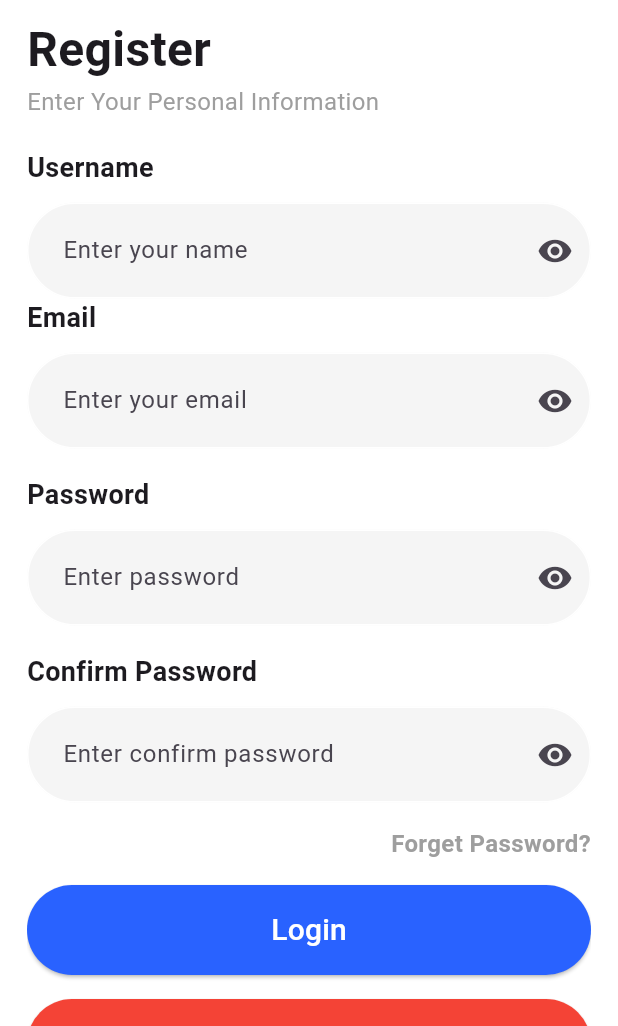
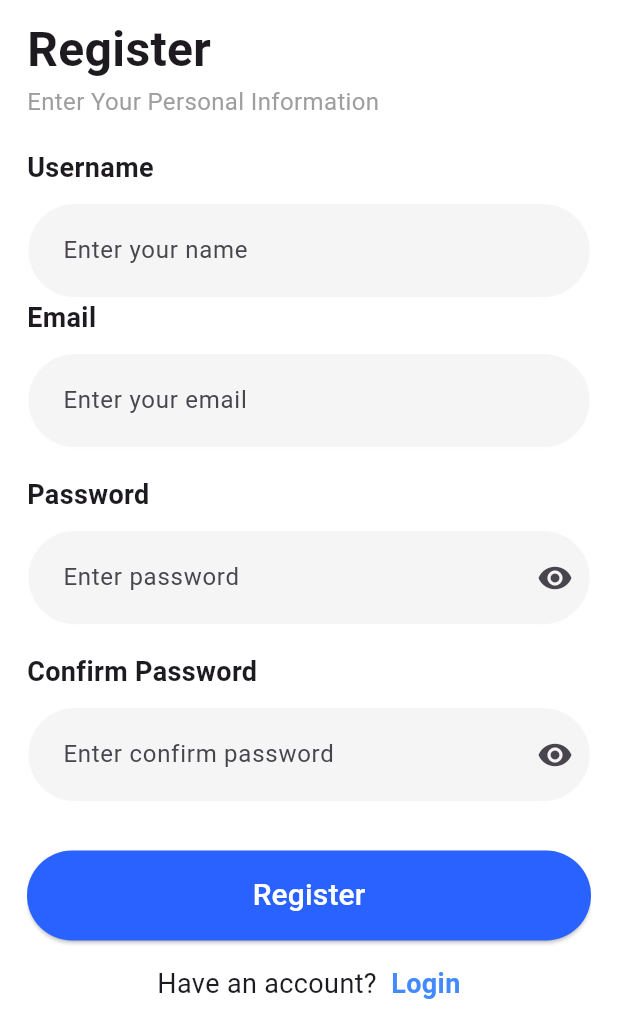
Before and after one commit to MoAbdullahConQ/auth, a Flutter app: the screen it shows after launch, after a tap on an icon or button, on a phone screen of 412 x 824 dp, the part 210-1236 px from its top. Run offline on Flutter 3.47's test engine with Material 3 defaults, Android fonts, the light colour scheme and no system bars; our stand-ins replace firebase_core; accounts and stored records are empty.

Commit message:
refacoting register and textform field

```diff
--- a/lib/auth/login.dart
+++ b/lib/auth/login.dart
@@ -40,7 +40,11 @@ class _LoginState extends State<Login> {
             const Text('Password',
                 style: TextStyle(fontSize: 18, fontWeight: FontWeight.bold)),
             const SizedBox(height: 10),
-            CustomTextform(hint: 'Enter password', myController: pass),
+            CustomTextform(
+              hint: 'Enter password',
+              myController: pass,
+              passVisability: true,
+            ),
             const SizedBox(height: 16),
             const SizedBox(
               width: double.infinity,
--- a/lib/auth/register.dart
+++ b/lib/auth/register.dart
@@ -44,60 +44,39 @@ class _RegisterState extends State<Register> {
             const Text('Password',
                 style: TextStyle(fontSize: 18, fontWeight: FontWeight.bold)),
             const SizedBox(height: 10),
-            CustomTextform(hint: 'Enter password', myController: pass),
+            CustomTextform(
+              hint: 'Enter password',
+              myController: pass,
+              passVisability: true,
+            ),
             const SizedBox(height: 18),
             const Text('Confirm Password',
                 style: TextStyle(fontSize: 18, fontWeight: FontWeight.bold)),
             const SizedBox(height: 10),
-            CustomTextform(hint: 'Enter confirm password', myController: pass),
-            const SizedBox(height: 16),
-            const SizedBox(
-              width: double.infinity,
-              child: Text('Forget Password?',
-                  textAlign: TextAlign.end,
-                  style: TextStyle(
-                      color: Colors.grey,
-                      fontSize: 16,
-                      fontWeight: FontWeight.bold)),
+            CustomTextform(
+              hint: 'Enter confirm password',
+              myController: pass,
+              passVisability: true,
             ),
             const SizedBox(height: 16),
+            const SizedBox(height: 16),
             CustomButtonAuth(
-              text: 'Login',
+              text: 'Register',
               onPressed: () {},
             ),
             const SizedBox(height: 16),
-            ElevatedButton(
-              onPressed: () {},
-              style: ElevatedButton.styleFrom(
-                  minimumSize: const Size(double.infinity, 60),
-                  backgroundColor: Colors.red.shade500),
-              child: Row(
-                mainAxisAlignment: MainAxisAlignment.center,
-                children: [
-                  const Text(
-                    'Or Login With',
-                    style: TextStyle(color: Colors.white, fontSize: 20),
-                    textAlign: TextAlign.center,
-                  ),
-                  const SizedBox(width: 10),
-                  Image.asset(
-                    'assets/google.png',
-                    color: Colors.black,
-                  )
-                ],
-              ),
-            ),
-            const SizedBox(height: 16),
             InkWell(
-              onTap: () {},
+              onTap: () {
+                Navigator.of(context).pushNamed('login');
+              },
               child: const Text.rich(
                 textAlign: TextAlign.center,
                 TextSpan(children: [
                   TextSpan(
-                      text: 'Don\'t have an account?',
+                      text: 'Have an account?',
                       style: TextStyle(fontSize: 18)),
                   TextSpan(
-                      text: '  Register',
+                      text: '  Login',
                       style: TextStyle(
                           fontSize: 18,
                           color: Colors.blueAccent,
--- a/lib/components/textformfield.dart
+++ b/lib/components/textformfield.dart
@@ -2,10 +2,12 @@ import 'package:flutter/material.dart';
 
 class CustomTextform extends StatelessWidget {
   const CustomTextform(
-      {super.key, required this.hint, required this.myController});
+      {super.key, required this.hint, required this.myController,  this.passVisability});
 
   final String hint;
   final TextEditingController myController;
+
+  final bool? passVisability ;
 
   @override
   Widget build(BuildContext context) {
@@ -13,7 +15,7 @@ class CustomTextform extends StatelessWidget {
       controller: myController,
       decoration: InputDecoration(
         hintText: hint,
-        suffixIcon: const Icon(Icons.visibility),
+        suffixIcon: passVisability == true ? const Icon(Icons.visibility) : null,
         fillColor: Colors.grey.shade100,
         filled: true,
         contentPadding:
--- a/lib/main.dart
+++ b/lib/main.dart
@@ -21,7 +21,8 @@ class MyApp extends StatelessWidget {
       home: const Login(),
       routes: {
 
-        "register" : (context) => const Register()
+        "register" : (context) => const Register(),
+        "login" : (context) => const Login(),
       },
     );
   }
```
